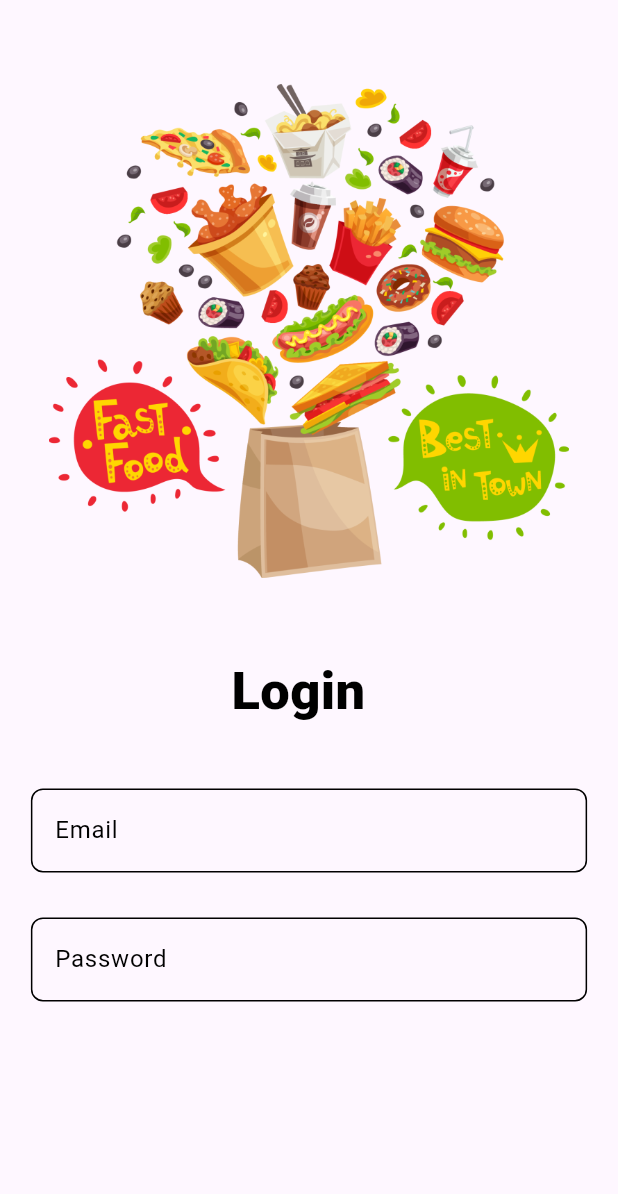
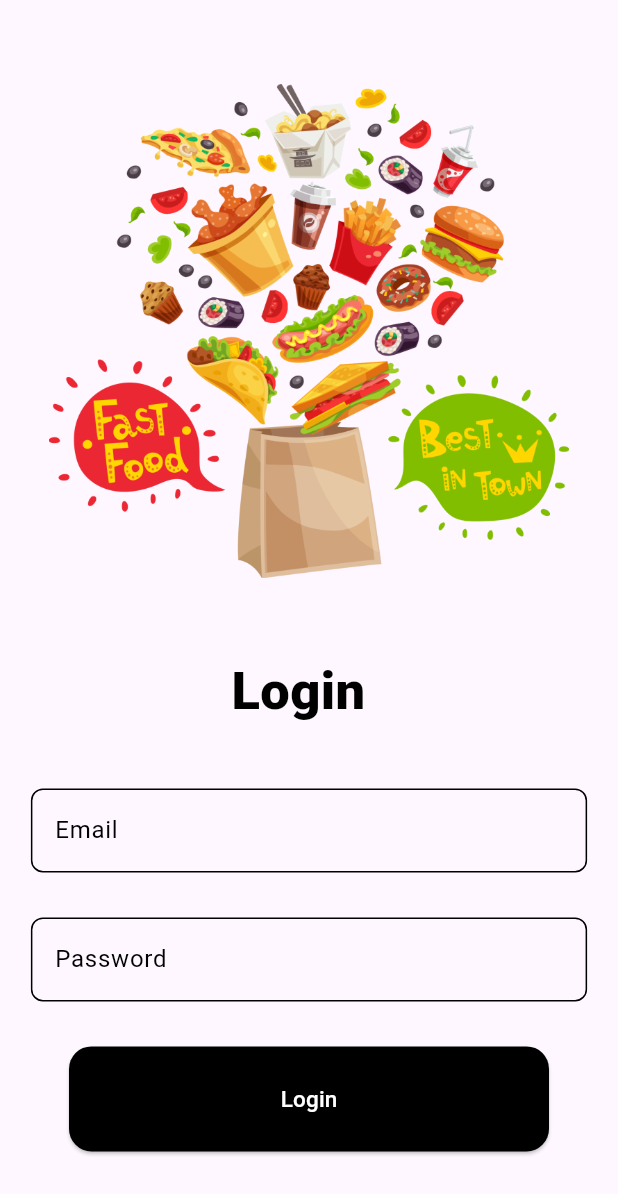
Before and after one commit to Priyanshg0211/FoodZing, a Flutter app: the screen it shows after launch, after a tap on "Get Started", on a phone screen of 412 x 824 dp. Shown: the top 1194 px of the screen. Run offline on Flutter 3.47's test engine with Material 3 defaults, Android fonts, the phone set to English and light mode, and no system bars; Roboto replaces fonts that are missing (Poppins, SFPro).

Commit message:
added elevated button

```diff
--- a/lib/Screens/Loginpage.dart
+++ b/lib/Screens/Loginpage.dart
@@ -104,6 +104,32 @@ class _loginpageState extends State<loginpage> {
                 keyboardType: TextInputType.visiblePassword,
               ),
             ),
+             SizedBox(
+              height: 30,
+            ),
+            MediaQuery(
+              data: MediaQuery.of(context).copyWith(),
+              child: ElevatedButton(
+                style: ElevatedButton.styleFrom(
+                  shape: RoundedRectangleBorder(
+                    borderRadius: BorderRadius.circular(15),
+                  ),
+                  fixedSize: Size(320, 70),
+                  backgroundColor: Colors.black,
+                ),
+                onPressed: () {
+                  print('The button is Pressed');
+                },
+                child: Text(
+                  'Login',
+                  style: TextStyle(
+                    fontFamily: 'Poppins',
+                    fontSize: 15.0,
+                    color: Colors.white,
+                  ),
+                ),
+              ),
+            ),
           ],
         ),
       ),
```
